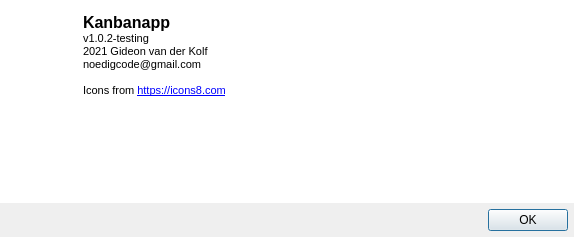
The window that src/aboutdialog.ui (noedigcode/Kanbanapp) describes before a commit, drawn with Qt 5.
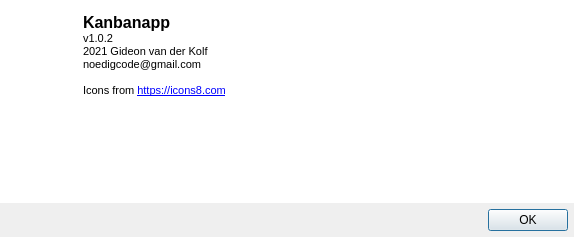
The same window after the commit. Icons and pictures are not drawn.

Patch:
```diff
--- a/src/aboutdialog.ui
+++ b/src/aboutdialog.ui
@@ -94,13 +94,13 @@
          <string>&lt;!DOCTYPE HTML PUBLIC &quot;-//W3C//DTD HTML 4.0//EN&quot; &quot;http://www.w3.org/TR/REC-html40/strict.dtd&quot;&gt;
 &lt;html&gt;&lt;head&gt;&lt;meta name=&quot;qrichtext&quot; content=&quot;1&quot; /&gt;&lt;style type=&quot;text/css&quot;&gt;
 p, li { white-space: pre-wrap; }
-&lt;/style&gt;&lt;/head&gt;&lt;body style=&quot; font-family:'MS Shell Dlg 2'; font-size:8.25pt; font-weight:400; font-style:normal;&quot;&gt;
-&lt;p style=&quot; margin-top:0px; margin-bottom:0px; margin-left:0px; margin-right:0px; -qt-block-indent:0; text-indent:0px;&quot;&gt;&lt;span style=&quot; font-size:12pt; font-weight:600;&quot;&gt;Kanbanapp&lt;/span&gt;&lt;/p&gt;
-&lt;p style=&quot; margin-top:0px; margin-bottom:0px; margin-left:0px; margin-right:0px; -qt-block-indent:0; text-indent:0px;&quot;&gt;v1.0.2-testing&lt;/p&gt;
-&lt;p style=&quot; margin-top:0px; margin-bottom:0px; margin-left:0px; margin-right:0px; -qt-block-indent:0; text-indent:0px;&quot;&gt;&lt;span style=&quot; font-size:8pt;&quot;&gt;2021 Gideon van der Kolf&lt;/span&gt;&lt;/p&gt;
-&lt;p style=&quot; margin-top:0px; margin-bottom:0px; margin-left:0px; margin-right:0px; -qt-block-indent:0; text-indent:0px;&quot;&gt;&lt;span style=&quot; font-size:8pt;&quot;&gt;noedigcode@gmail.com&lt;/span&gt;&lt;/p&gt;
-&lt;p style=&quot;-qt-paragraph-type:empty; margin-top:0px; margin-bottom:0px; margin-left:0px; margin-right:0px; -qt-block-indent:0; text-indent:0px; font-size:8pt;&quot;&gt;&lt;br /&gt;&lt;/p&gt;
-&lt;p style=&quot; margin-top:0px; margin-bottom:0px; margin-left:0px; margin-right:0px; -qt-block-indent:0; text-indent:0px;&quot;&gt;&lt;span style=&quot; font-size:8pt;&quot;&gt;Icons from &lt;/span&gt;&lt;a href=&quot; https://icons8.com&quot;&gt;&lt;span style=&quot; font-size:8pt; text-decoration: underline; color:#0000ff;&quot;&gt;https://icons8.com&lt;/span&gt;&lt;/a&gt;&lt;/p&gt;&lt;/body&gt;&lt;/html&gt;</string>
+&lt;/style&gt;&lt;/head&gt;&lt;body style=&quot; font-family:'Ubuntu'; font-size:10pt; font-weight:400; font-style:normal;&quot;&gt;
+&lt;p style=&quot; margin-top:0px; margin-bottom:0px; margin-left:0px; margin-right:0px; -qt-block-indent:0; text-indent:0px;&quot;&gt;&lt;span style=&quot; font-family:'MS Shell Dlg 2'; font-size:12pt; font-weight:600;&quot;&gt;Kanbanapp&lt;/span&gt;&lt;/p&gt;
+&lt;p style=&quot; margin-top:0px; margin-bottom:0px; margin-left:0px; margin-right:0px; -qt-block-indent:0; text-indent:0px;&quot;&gt;&lt;span style=&quot; font-family:'MS Shell Dlg 2'; font-size:8.25pt;&quot;&gt;v1.0.2&lt;/span&gt;&lt;/p&gt;
+&lt;p style=&quot; margin-top:0px; margin-bottom:0px; margin-left:0px; margin-right:0px; -qt-block-indent:0; text-indent:0px;&quot;&gt;&lt;span style=&quot; font-family:'MS Shell Dlg 2'; font-size:8pt;&quot;&gt;2021 Gideon van der Kolf&lt;/span&gt;&lt;/p&gt;
+&lt;p style=&quot; margin-top:0px; margin-bottom:0px; margin-left:0px; margin-right:0px; -qt-block-indent:0; text-indent:0px;&quot;&gt;&lt;span style=&quot; font-family:'MS Shell Dlg 2'; font-size:8pt;&quot;&gt;noedigcode@gmail.com&lt;/span&gt;&lt;/p&gt;
+&lt;p style=&quot;-qt-paragraph-type:empty; margin-top:0px; margin-bottom:0px; margin-left:0px; margin-right:0px; -qt-block-indent:0; text-indent:0px; font-family:'MS Shell Dlg 2'; font-size:8pt;&quot;&gt;&lt;br /&gt;&lt;/p&gt;
+&lt;p style=&quot; margin-top:0px; margin-bottom:0px; margin-left:0px; margin-right:0px; -qt-block-indent:0; text-indent:0px;&quot;&gt;&lt;span style=&quot; font-family:'MS Shell Dlg 2'; font-size:8pt;&quot;&gt;Icons from &lt;/span&gt;&lt;a href=&quot; https://icons8.com&quot;&gt;&lt;span style=&quot; font-family:'MS Shell Dlg 2'; font-size:8pt; text-decoration: underline; color:#0000ff;&quot;&gt;https://icons8.com&lt;/span&gt;&lt;/a&gt;&lt;/p&gt;&lt;/body&gt;&lt;/html&gt;</string>
         </property>
         <property name="openExternalLinks">
          <bool>true</bool>
```
